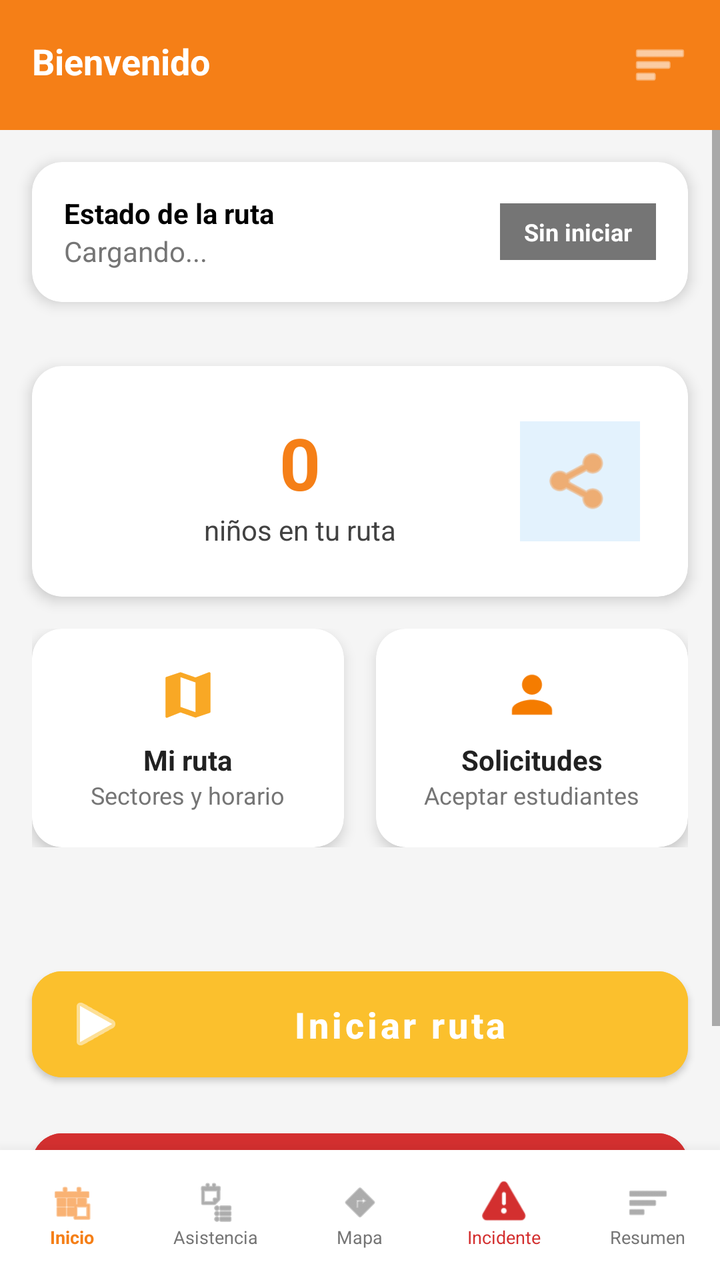
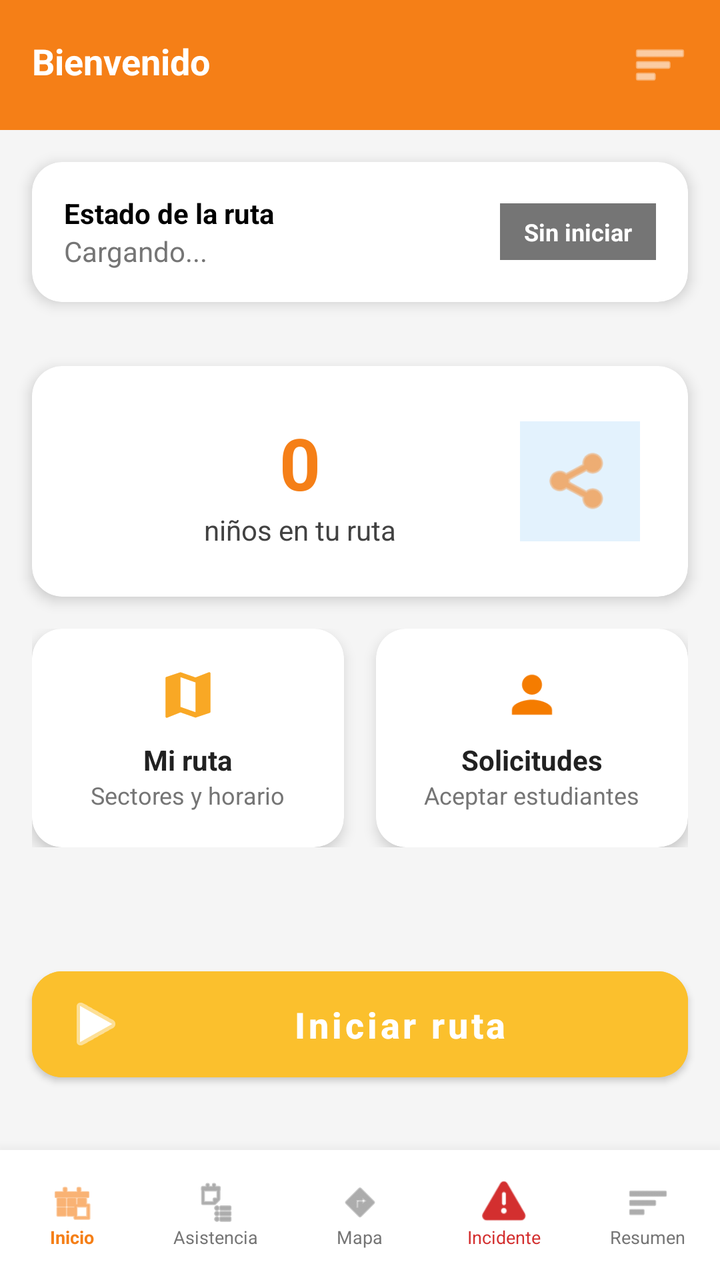

An Android layout rendered at two revisions. The XML below is the earlier revision; the diff shows what the commit changed to produce the second picture.
<!-- AndroidManifest.xml: application theme Theme.BusetaEscolarApp -->
<!-- res/layout/activity_chofer_home.xml -->
<?xml version="1.0" encoding="utf-8"?>
<androidx.constraintlayout.widget.ConstraintLayout xmlns:android="http://schemas.android.com/apk/res/android"
    xmlns:app="http://schemas.android.com/apk/res-auto"
    xmlns:tools="http://schemas.android.com/tools"
    android:layout_width="match_parent"
    android:layout_height="match_parent"
    android:background="#F5F5F5">

    
    <androidx.appcompat.widget.Toolbar
        android:id="@+id/toolbarChofer"
        android:layout_width="0dp"
        android:layout_height="65dp"
        android:background="#F57F17"
        app:layout_constraintEnd_toEndOf="parent"
        app:layout_constraintStart_toStartOf="parent"
        app:layout_constraintTop_toTopOf="parent">

        <RelativeLayout
            android:layout_width="match_parent"
            android:layout_height="wrap_content"
            android:layout_marginEnd="16dp">

            <TextView
                android:id="@+id/tvDriverName"
                android:layout_width="wrap_content"
                android:layout_height="wrap_content"
                android:text="Bienvenido"
                android:textColor="@android:color/white"
                android:textSize="18sp"
                android:textStyle="bold" />

            <ImageView
                android:layout_width="28dp"
                android:layout_height="28dp"
                android:layout_alignParentEnd="true"
                android:src="@android:drawable/ic_menu_sort_by_size"
                app:tint="@android:color/white" />
        </RelativeLayout>
    </androidx.appcompat.widget.Toolbar>

    
    <ScrollView
        android:layout_width="0dp"
        android:layout_height="0dp"
        app:layout_constraintBottom_toTopOf="@id/bottomNavigation"
        app:layout_constraintEnd_toEndOf="parent"
        app:layout_constraintStart_toStartOf="parent"
        app:layout_constraintTop_toBottomOf="@id/toolbarChofer">

        <LinearLayout
            android:layout_width="match_parent"
            android:layout_height="wrap_content"
            android:orientation="vertical"
            android:paddingBottom="20dp">

            
            <androidx.cardview.widget.CardView
                android:id="@+id/cardEstado"
                android:layout_width="match_parent"
                android:layout_height="wrap_content"
                android:layout_margin="16dp"
                app:cardCornerRadius="15dp"
                app:cardElevation="4dp">

                <RelativeLayout
                    android:layout_width="match_parent"
                    android:layout_height="wrap_content"
                    android:padding="16dp">

                    <LinearLayout
                        android:layout_width="wrap_content"
                        android:layout_height="wrap_content"
                        android:orientation="vertical">
                        <TextView
                            android:layout_width="wrap_content"
                            android:layout_height="wrap_content"
                            android:text="Estado de la ruta"
                            android:textColor="#000000"
                            android:textStyle="bold" />
                        <TextView
                            android:id="@+id/tvRouteName"
                            android:layout_width="wrap_content"
                            android:layout_height="wrap_content"
                            android:text="Cargando..."
                            android:textColor="#757575" />
                    </LinearLayout>

                    <TextView
                        android:id="@+id/tvRouteStatus"
                        android:layout_width="wrap_content"
                        android:layout_height="wrap_content"
                        android:layout_alignParentEnd="true"
                        android:layout_centerVertical="true"
                        android:background="#757575"
                        android:paddingHorizontal="12dp"
                        android:paddingVertical="6dp"
                        android:text="Sin iniciar"
                        android:textColor="@android:color/white"
                        android:textSize="12sp"
                        android:textStyle="bold" />
                </RelativeLayout>
            </androidx.cardview.widget.CardView>

            
            <androidx.cardview.widget.CardView
                android:id="@+id/cardNiños"
                android:layout_width="match_parent"
                android:layout_height="wrap_content"
                android:layout_marginHorizontal="16dp"
                android:layout_marginTop="16dp"
                app:cardCornerRadius="15dp"
                app:cardElevation="4dp">

                <LinearLayout
                    android:layout_width="match_parent"
                    android:layout_height="wrap_content"
                    android:gravity="center_vertical"
                    android:orientation="horizontal"
                    android:padding="24dp">

                    <LinearLayout
                        android:layout_width="0dp"
                        android:layout_height="wrap_content"
                        android:layout_weight="1"
                        android:gravity="center"
                        android:orientation="vertical">
                        <TextView
                            android:id="@+id/tvKidsCount"
                            android:layout_width="wrap_content"
                            android:layout_height="wrap_content"
                            android:text="0"
                            android:textColor="#F57F17"
                            android:textSize="36sp"
                            android:textStyle="bold" />
                        <TextView
                            android:layout_width="wrap_content"
                            android:layout_height="wrap_content"
                            android:text="niños en tu ruta"
                            android:textColor="#424242"
                            android:textSize="14sp" />
                    </LinearLayout>

                    <ImageView
                        android:layout_width="60dp"
                        android:layout_height="60dp"
                        android:background="#E3F2FD"
                        android:padding="12dp"
                        android:src="@android:drawable/ic_menu_share"
                        app:tint="#F57F17" />
                </LinearLayout>
            </androidx.cardview.widget.CardView>

            
            <LinearLayout
                android:layout_width="match_parent"
                android:layout_height="wrap_content"
                android:layout_marginHorizontal="16dp"
                android:layout_marginTop="16dp"
                android:orientation="horizontal">

                <androidx.cardview.widget.CardView
                    android:id="@+id/cardMiRuta"
                    android:layout_width="0dp"
                    android:layout_height="wrap_content"
                    android:layout_marginEnd="8dp"
                    android:layout_weight="1"
                    android:foreground="?attr/selectableItemBackground"
                    app:cardBackgroundColor="@color/surface_card"
                    app:cardCornerRadius="15dp"
                    app:cardElevation="4dp">

                    <LinearLayout
                        android:layout_width="match_parent"
                        android:layout_height="wrap_content"
                        android:gravity="center"
                        android:orientation="vertical"
                        android:padding="18dp">

                        <ImageView
                            android:layout_width="30dp"
                            android:layout_height="30dp"
                            android:src="@drawable/ic_nav_route"
                            app:tint="@color/school_yellow_dark" />

                        <TextView
                            android:layout_width="wrap_content"
                            android:layout_height="wrap_content"
                            android:layout_marginTop="8dp"
                            android:text="Mi ruta"
                            android:textColor="@color/text_primary"
                            android:textStyle="bold" />

                        <TextView
                            android:layout_width="wrap_content"
                            android:layout_height="wrap_content"
                            android:gravity="center"
                            android:text="Sectores y horario"
                            android:textColor="@color/text_secondary"
                            android:textSize="12sp" />
                    </LinearLayout>
                </androidx.cardview.widget.CardView>

                <androidx.cardview.widget.CardView
                    android:id="@+id/cardSolicitudesEstudiantes"
                    android:layout_width="0dp"
                    android:layout_height="wrap_content"
                    android:layout_marginStart="8dp"
                    android:layout_weight="1"
                    android:foreground="?attr/selectableItemBackground"
                    app:cardBackgroundColor="@color/surface_card"
                    app:cardCornerRadius="15dp"
                    app:cardElevation="4dp">

                    <LinearLayout
                        android:layout_width="match_parent"
                        android:layout_height="wrap_content"
                        android:gravity="center"
                        android:orientation="vertical"
                        android:padding="18dp">

                        <ImageView
                            android:layout_width="30dp"
                            android:layout_height="30dp"
                            android:src="@drawable/ic_nav_profile"
                            app:tint="@color/school_orange" />

                        <TextView
                            android:id="@+id/tvContadorSolicitudes"
                            android:layout_width="wrap_content"
                            android:layout_height="wrap_content"
                            android:layout_marginTop="8dp"
                            android:text="Solicitudes"
                            android:textColor="@color/text_primary"
                            android:textStyle="bold" />

                        <TextView
                            android:layout_width="wrap_content"
                            android:layout_height="wrap_content"
                            android:gravity="center"
                            android:text="Aceptar estudiantes"
                            android:textColor="@color/text_secondary"
                            android:textSize="12sp" />
                    </LinearLayout>
                </androidx.cardview.widget.CardView>
            </LinearLayout>

            
            <androidx.recyclerview.widget.RecyclerView
                android:id="@+id/rvAsistencia"
                android:layout_width="match_parent"
                android:layout_height="wrap_content"
                android:layout_marginHorizontal="16dp"
                android:layout_marginTop="24dp"
                android:nestedScrollingEnabled="false" />

            
            <Button
                android:id="@+id/btnIniciarRuta"
                android:layout_width="match_parent"
                android:layout_height="65dp"
                android:layout_marginHorizontal="16dp"
                android:layout_marginTop="32dp"
                android:backgroundTint="#FBC02D"
                android:text="Iniciar ruta"
                android:textAllCaps="false"
                android:textSize="18sp"
                android:textStyle="bold"
                app:cornerRadius="15dp"
                app:icon="@android:drawable/ic_media_play" />

            
            <Button
                android:id="@+id/btnFinalizarRuta"
                android:layout_width="match_parent"
                android:layout_height="65dp"
                android:layout_marginHorizontal="16dp"
                android:layout_marginTop="16dp"
                android:backgroundTint="#D32F2F"
                android:text="Finalizar ruta"
                android:textAllCaps="false"
                android:textSize="18sp"
                android:textStyle="bold"
                app:cornerRadius="15dp"
                app:icon="@android:drawable/ic_delete" />

            
            <Button
                android:id="@+id/btnSwitchToPadre"
                android:layout_width="match_parent"
                android:layout_height="65dp"
                android:layout_marginHorizontal="16dp"
                android:layout_marginTop="16dp"
                android:backgroundTint="#1976D2"
                android:text="Cambiar a Modo Padre"
                android:textAllCaps="false"
                android:textSize="18sp"
                android:textStyle="bold"
                android:visibility="gone"
                app:cornerRadius="15dp" />

        </LinearLayout>
    </ScrollView>

    
    <LinearLayout
        android:id="@+id/bottomNavigation"
        android:layout_width="match_parent"
        android:layout_height="65dp"
        android:background="@android:color/white"
        android:elevation="12dp"
        android:orientation="horizontal"
        app:layout_constraintBottom_toBottomOf="parent">

        
        <LinearLayout android:layout_width="0dp" android:layout_height="match_parent" android:layout_weight="1" android:gravity="center" android:orientation="vertical">
            <ImageView android:layout_width="22dp" android:layout_height="22dp" android:src="@android:drawable/ic_menu_today" app:tint="#F57F17" />
            <TextView android:layout_width="wrap_content" android:layout_height="wrap_content" android:text="Inicio" android:textColor="#F57F17" android:textSize="9sp" android:textStyle="bold" />
        </LinearLayout>

        
        <LinearLayout android:layout_width="0dp" android:layout_height="match_parent" android:layout_weight="1" android:gravity="center" android:orientation="vertical">
            <ImageView android:layout_width="22dp" android:layout_height="22dp" android:src="@android:drawable/ic_menu_agenda" app:tint="#757575" />
            <TextView android:layout_width="wrap_content" android:layout_height="wrap_content" android:text="Asistencia" android:textColor="#757575" android:textSize="9sp" />
        </LinearLayout>

        
        <LinearLayout android:layout_width="0dp" android:layout_height="match_parent" android:layout_weight="1" android:gravity="center" android:orientation="vertical">
            <ImageView android:layout_width="22dp" android:layout_height="22dp" android:src="@android:drawable/ic_menu_directions" app:tint="#757575" />
            <TextView android:layout_width="wrap_content" android:layout_height="wrap_content" android:text="Mapa" android:textColor="#757575" android:textSize="9sp" />
        </LinearLayout>

        
        <LinearLayout android:layout_width="0dp" android:layout_height="match_parent" android:layout_weight="1" android:gravity="center" android:orientation="vertical">
            <ImageView android:layout_width="22dp" android:layout_height="22dp" android:src="@android:drawable/ic_dialog_alert" app:tint="#D32F2F" />
            <TextView android:layout_width="wrap_content" android:layout_height="wrap_content" android:text="Incidente" android:textColor="#D32F2F" android:textSize="9sp" />
        </LinearLayout>

        
        <LinearLayout android:layout_width="0dp" android:layout_height="match_parent" android:layout_weight="1" android:gravity="center" android:orientation="vertical">
            <ImageView android:layout_width="22dp" android:layout_height="22dp" android:src="@android:drawable/ic_menu_sort_by_size" app:tint="#757575" />
            <TextView android:layout_width="wrap_content" android:layout_height="wrap_content" android:text="Resumen" android:textColor="#757575" android:textSize="9sp" />
        </LinearLayout>

    </LinearLayout>

</androidx.constraintlayout.widget.ConstraintLayout>
<!-- resources referenced by this layout -->
<resources>
  <color name="school_orange">#F57C00</color>
  <color name="school_yellow_dark">#F9A825</color>
  <color name="surface_card">#FFFFFF</color>
  <color name="text_primary">#212121</color>
  <color name="text_secondary">#757575</color>
  <!-- drawable ic_nav_profile (drawable) -->
  <vector xmlns:android="http://schemas.android.com/apk/res/android"
      android:width="24dp"
      android:height="24dp"
      android:viewportWidth="24"
      android:viewportHeight="24"
      android:tint="?attr/colorControlNormal">
      <path
          android:fillColor="#FF000000"
          android:pathData="M12,12c2.21,0 4,-1.79 4,-4s-1.79,-4 -4,-4 -4,1.79 -4,4 1.79,4 4,4zM12,14c-2.67,0 -8,1.34 -8,4v2h16v-2c0,-2.66 -5.33,-4 -8,-4z" />
  </vector>
  <!-- drawable ic_nav_route (drawable) -->
  <vector xmlns:android="http://schemas.android.com/apk/res/android"
      android:width="24dp"
      android:height="24dp"
      android:viewportWidth="24"
      android:viewportHeight="24"
      android:tint="?attr/colorControlNormal">
      <path
          android:fillColor="#FF000000"
          android:pathData="M20.5,3l-0.16,0.03L15,5.1 9,3 3.36,4.9c-0.21,0.07 -0.36,0.25 -0.36,0.48v15.38c0,0.28 0.22,0.5 0.5,0.5l0.16,-0.03L9,19.1l6,2.1 5.64,-1.9c0.21,-0.07 0.36,-0.25 0.36,-0.48V3.5c0,-0.28 -0.22,-0.5 -0.5,-0.5zM15,19l-6,-2.11V5l6,2.11V19z" />
  </vector>
  <style name="Theme.BusetaEscolarApp" parent="Theme.MaterialComponents.Light.NoActionBar" />
</resources>

<!-- the commit's change to res/layout/activity_chofer_home.xml (unified diff, before → after) -->
@@ -281,6 +281,7 @@
                 android:textAllCaps="false"
                 android:textSize="18sp"
                 android:textStyle="bold"
+                android:visibility="gone"
                 app:cornerRadius="15dp"
                 app:icon="@android:drawable/ic_delete" />
 
